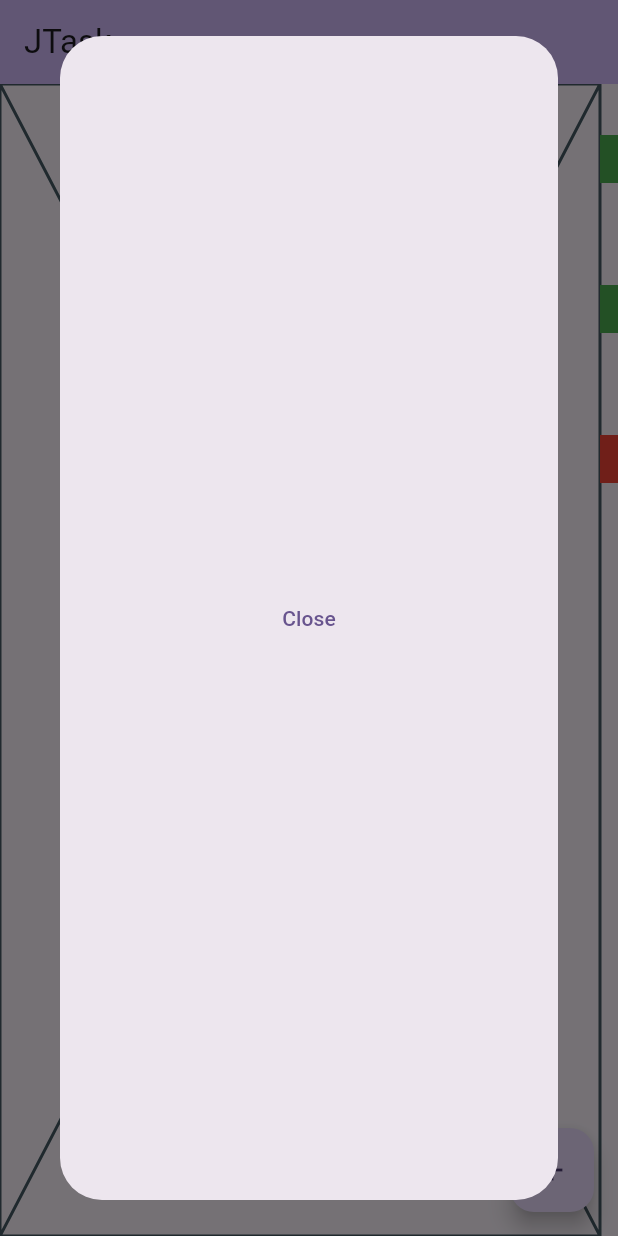
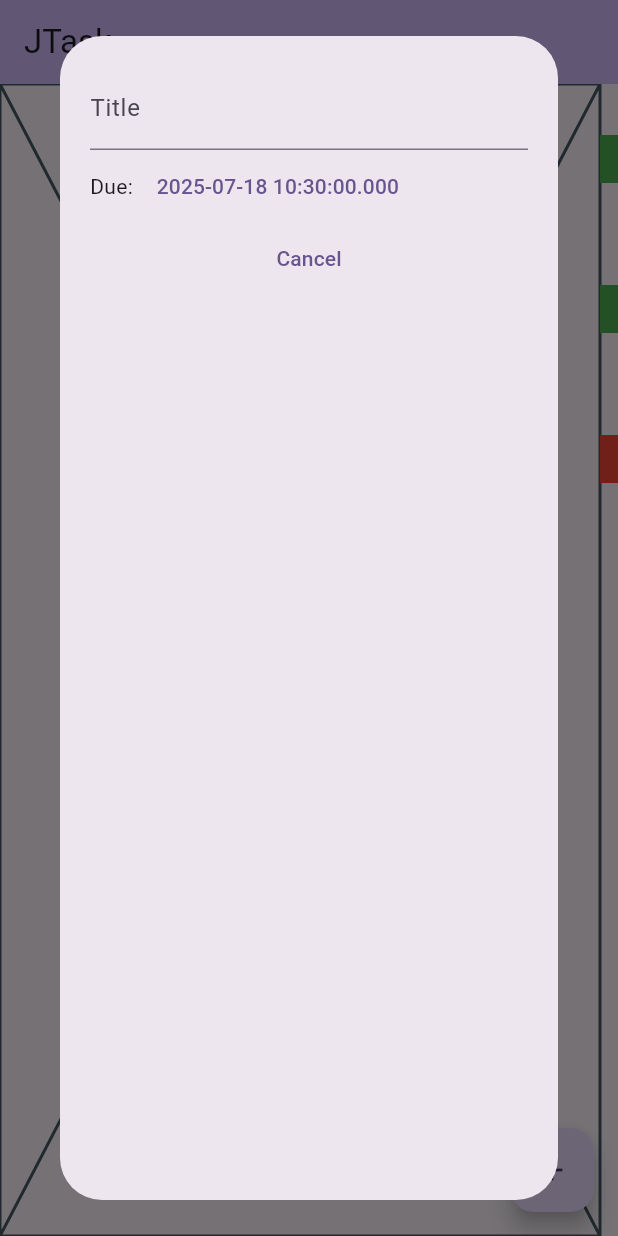
Before and after one commit to VanJackal/jtask_flutter, a Flutter app: the screen it shows after launch, after a tap on the "add" icon, on a phone screen of 412 x 824 dp. Run offline on Flutter 3.47's test engine with Material 3 defaults, Android fonts, the phone set to English and light mode, and no system bars; missing offline and left inert: window_size.

Commit message:
Title and datetime input skeleton

```diff
--- a/lib/ui/addTaskDialog/addTaskDialog_view.dart
+++ /dev/null
@@ -1,19 +0,0 @@
-import 'package:flutter/material.dart';
-
-class AddTaskDialog extends StatelessWidget {
-  const AddTaskDialog({super.key});
-
-  @override
-  Widget build(BuildContext context) {
-    return Padding(
-      padding: EdgeInsets.all(5),
-    child: Center(
-      child: TextButton(
-        onPressed: (){Navigator.pop(context);},
-        child: Text("Close")
-      ),
-    ),
-    );
-  }
-
-}
--- a/lib/ui/homepage.dart
+++ b/lib/ui/homepage.dart
@@ -1,5 +1,5 @@
 import 'package:flutter/material.dart';
-import 'package:jtask_flutter/ui/addTaskDialog/addTaskDialog_view.dart';
+import 'package:jtask_flutter/ui/tasklist/addTaskDialog.dart';
 import 'package:jtask_flutter/ui/tasklist/taskList_view.dart';
 import 'package:jtask_flutter/ui/tasklist/taskList_viewModel.dart';
 
--- /dev/null
+++ b/lib/ui/tasklist/addTaskDialog.dart
@@ -0,0 +1,64 @@
+import 'package:flutter/material.dart';
+
+class AddTaskDialog extends StatefulWidget {
+  const AddTaskDialog({super.key});
+
+  @override
+  State<AddTaskDialog> createState() => _AddTaskDialogState();
+}
+
+class _AddTaskDialogState extends State<AddTaskDialog> {
+  String title = "";
+
+  DateTime dueDate = DateTime.now();
+
+  void _selectDueDate(BuildContext context) async {
+    final DateTime? picked = await showDatePicker(
+        context: context,
+        firstDate: DateTime(2000),
+        lastDate: DateTime(2100)
+    );
+    if (picked != null && picked != dueDate){
+      setState(() {
+        dueDate = picked;
+      });
+    }
+  }
+
+  @override
+  Widget build(BuildContext context) {
+    return Padding(
+      padding: EdgeInsets.all(20),
+      child: Center(
+        child: Column(
+          children: [
+            TextFormField(
+              initialValue: title,
+              decoration: InputDecoration(
+                labelText: 'Title'
+              ),
+              onChanged: (val) => {
+                title = val
+              },
+            ),
+            Row(
+              children: [
+                Text("Due: "),
+                TextButton(
+                  onPressed: (){
+                    _selectDueDate(context);
+                  },
+                  child: Text("$dueDate"),
+                ),
+              ],
+            ),
+            TextButton(
+              onPressed: (){Navigator.pop(context);},
+              child: Text("Cancel")
+            ),
+          ],
+        )
+      ),
+    );
+  }
+}
--- a/pubspec.yaml
+++ b/pubspec.yaml
@@ -41,6 +41,7 @@ dependencies:
   cupertino_icons: ^1.0.8
   json_annotation: ^4.9.0
   freezed_annotation: ^3.1.0
+  date_time_picker: ^2.1.0
 
 dev_dependencies:
   flutter_test:
```
Also changed, not shown: pubspec.lock.
